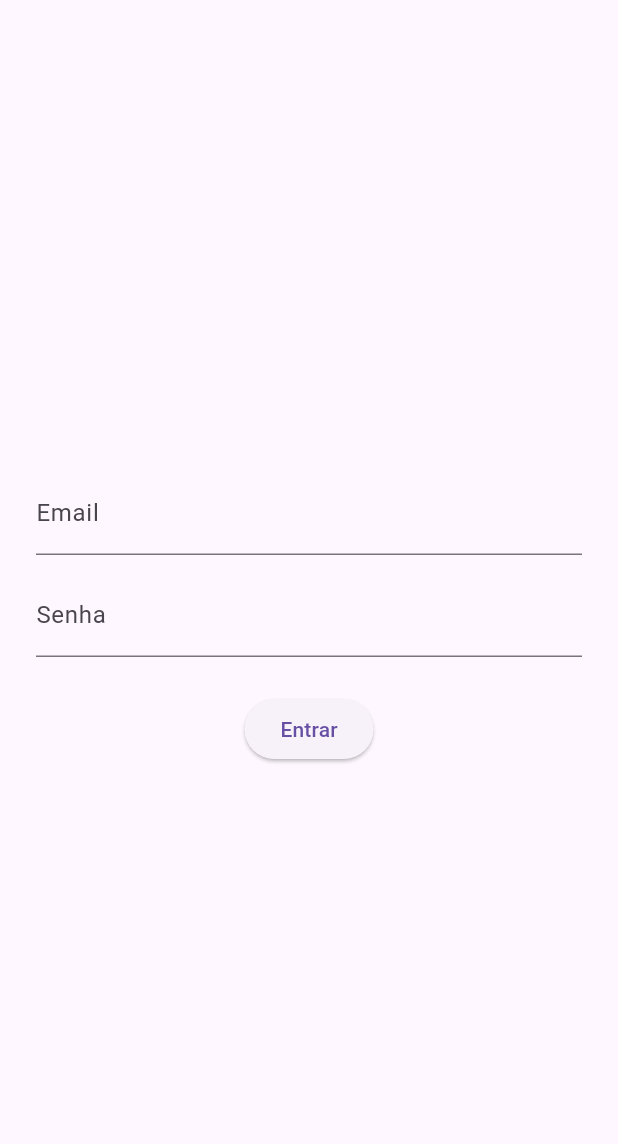
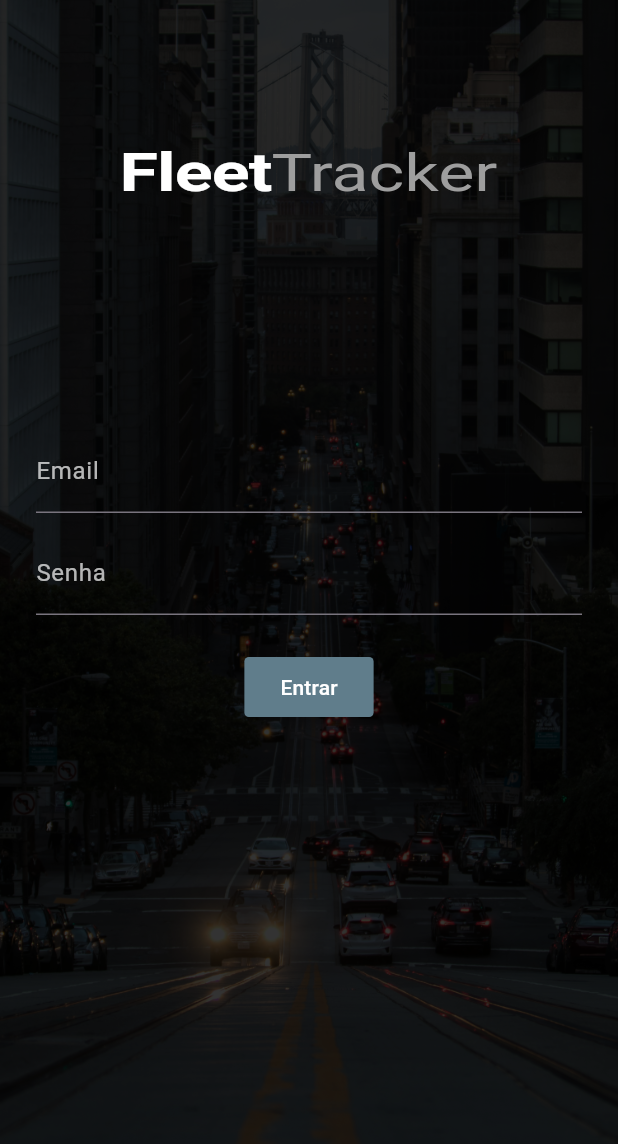
Before and after one commit to Thiago-Siqueira-Catharino/FleetTracker-Admin_App, a Flutter app: the screen it shows after launch, on a phone screen of 412 x 824 dp. Shown: the top 1144 px of the screen. Run offline on Flutter 3.47's test engine with Material 3 defaults, Android fonts, the phone set to English and light mode, and no system bars; our stand-ins replace flutter_map, latlong2, shared_preferences; missing offline and left inert: nfc_manager; accounts and stored records are empty.

Commit message:
refactor: unificar aplicativos e atualizar toda a identidade visual

```diff
--- a/lib/pathslist.dart
+++ b/lib/admin/pathslist.dart
@@ -1,6 +1,6 @@
 import 'dart:convert';
 
-import 'package:fleettracker_admin_app/mapscreen.dart';
+import 'package:fleettracker_admin_app/admin/mapscreen.dart';
 import 'package:fleettracker_admin_app/usersession.dart';
 import 'package:http/http.dart' as http;
 import 'package:flutter/material.dart';
--- a/lib/loginpage.dart
+++ b/lib/loginpage.dart
@@ -20,7 +20,9 @@ class _LoginPageState extends State<LoginPage> {
   bool loading = false;
 
   Future<void> loginComBackend() async {
-    final url = Uri.parse('https://recess-mop-awoke.ngrok-free.dev/api/User/login');
+    final url = Uri.parse(
+      'https://recess-mop-awoke.ngrok-free.dev/api/User/login',
+    );
 
     try {
       setState(() => loading = true);
@@ -29,7 +31,7 @@ class _LoginPageState extends State<LoginPage> {
         url,
         headers: {
           'Content-Type': 'application/json',
-          'ngrok-skip-browser-warning': '1'
+          'ngrok-skip-browser-warning': '1',
         },
         body: jsonEncode({
           'email': _emailController.text.trim(),
@@ -39,7 +41,8 @@ class _LoginPageState extends State<LoginPage> {
 
       if (response.statusCode == 200) {
         //final data = jsonDecode(response.body);
-        final String token = response.body; // Mapeie conforme a resposta da sua LoginUseCase
+        final String token =
+            response.body; // Mapeie conforme a resposta da sua LoginUseCase
 
         final session = UserSession(
           email: _emailController.text.trim(),
@@ -51,9 +54,9 @@ class _LoginPageState extends State<LoginPage> {
         throw Exception("Usuário ou senha inválidos.");
       }
     } catch (e) {
-      ScaffoldMessenger.of(context).showSnackBar(
-        SnackBar(content: Text("Erro ao logar: $e")),
-      );
+      ScaffoldMessenger.of(
+        context,
+      ).showSnackBar(SnackBar(content: Text("Erro ao logar: $e")));
     } finally {
       setState(() => loading = false);
     }
@@ -62,30 +65,86 @@ class _LoginPageState extends State<LoginPage> {
   @override
   Widget build(BuildContext context) {
     return Scaffold(
-      body: Padding(
-        padding: const EdgeInsets.all(24.0),
+      body: Container(
+        width: double.infinity,
+        height: double.infinity,
+        decoration: BoxDecoration(
+          image: DecorationImage(
+            image: AssetImage('assets/login_background1.jpg'),
+            fit: BoxFit.cover,
+            colorFilter: ColorFilter.mode(
+              Colors.black.withValues(alpha: 0.8),
+              BlendMode.darken,
+            ),
+          ),
+        ),
+        child: Padding(
+          padding: EdgeInsets.all(24.0),
           child: Center(
             child: loading
                 ? const CircularProgressIndicator()
                 : Column(
-                  mainAxisAlignment: MainAxisAlignment.center,
+                    mainAxisAlignment: MainAxisAlignment.start,
                     children: [
+                      SizedBox(height: 70),
+                      Transform.scale(
+                        scaleX: 1.3,
+                        scaleY: 1,
+                        child: RichText(
+                          text: TextSpan(
+                            children: [
+                              TextSpan(
+                                text: "Fleet",
+                                style: TextStyle(
+                                  fontSize: 36,
+                                  fontWeight: FontWeight.bold,
+                                  color: Colors.white,
+                                  letterSpacing: -0.5,
+                                ),
+                              ),
+                              TextSpan(
+                                text: "Tracker",
+                                style: TextStyle(
+                                  fontSize: 35,
+                                  color: Colors.grey,
+                                ),
+                              ),
+                            ],
+                          ),
+                        ),
+                      ),
+                      SizedBox(height: 150),
                       TextField(
                         controller: _emailController,
-                      decoration: const InputDecoration(labelText: 'Email'),
+                        decoration: InputDecoration(
+                          labelText: 'Email',
+                          labelStyle: TextStyle(color: Colors.white70),
                         ),
-                    const SizedBox(height: 12),
+                        style: TextStyle(color: Colors.white70),
+                      ),
+                      SizedBox(height: 12),
                       TextField(
                         controller: _passwordController,
-                      decoration: const InputDecoration(labelText: 'Senha'),
+                        decoration: InputDecoration(
+                          labelText: 'Senha',
+                          labelStyle: TextStyle(color: Colors.white70),
+                        ),
+                        style: TextStyle(color: Colors.white70),
                         obscureText: true,
                       ),
-                    const SizedBox(height: 24),
-                    ElevatedButton(
+                      SizedBox(height: 24),
+                      FilledButton(
                         onPressed: loginComBackend,
-                      child: const Text("Entrar"),
+                        child: Text("Entrar"),
+                        style: FilledButton.styleFrom(
+                          shape: RoundedRectangleBorder(
+                            borderRadius: BorderRadius.circular(3),
+                          ),
+                          backgroundColor: Colors.blueGrey,
+                        ),
                       ),
                     ],
+                  ),
           ),
         ),
       ),
--- a/pubspec.yaml
+++ b/pubspec.yaml
@@ -13,6 +13,9 @@ dependencies:
   http: ^1.6.0
   latlong2: ^0.9.1
   shared_preferences: ^2.5.5
+  nfc_manager: ^4.2.1
+  nfc_manager_ndef: ^1.1.0
+
 
 dev_dependencies:
   flutter_test:
@@ -21,3 +24,5 @@ dev_dependencies:
 
 flutter:
   uses-material-design: true
+  assets:
+    - assets/
```
Also changed, not shown: lib/admin/carslist.dart (added, +135 -0 lines), lib/carslist.dart (deleted, +0 -104 lines), lib/dashboard.dart (added, +173 -0 lines), lib/fieldAgent/registercarpage.dart (added, +182 -0 lines), lib/homepage.dart (+4 -7 lines), lib/main.dart (+4 -4 lines), assets/login_background.jpg (added), assets/login_background1.jpg (added), lib/admin/classes.dart (renamed from lib/classes.dart), lib/admin/mapscreen.dart (renamed from lib/mapscreen.dart), pubspec.lock. Lines whose indentation alone changed are shown as unchanged.
